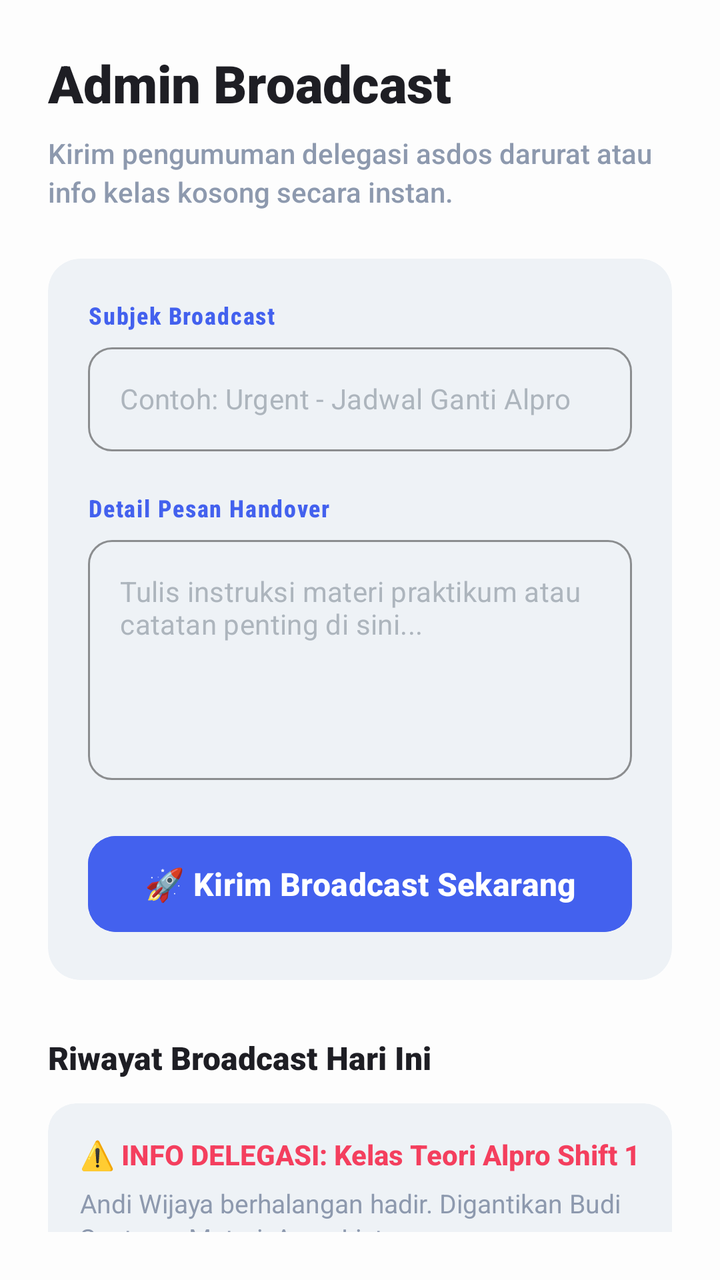
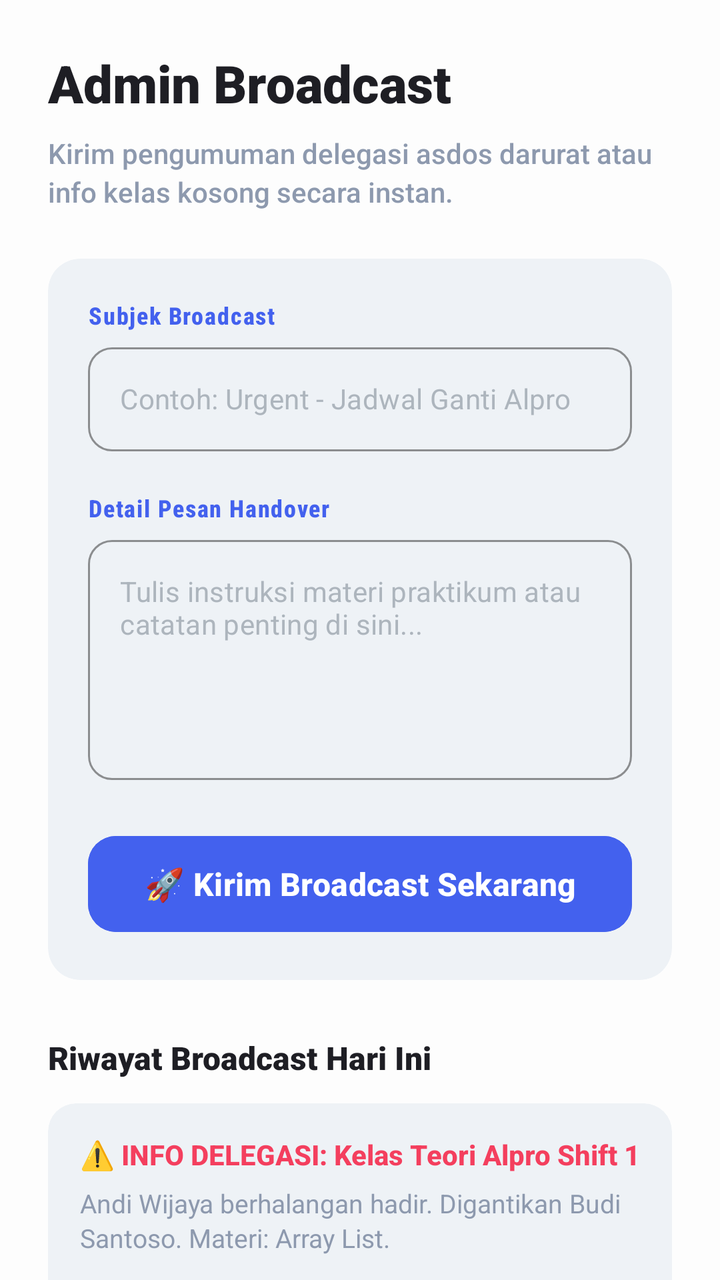

Two renders of the same Android screen: before a commit and after it. Below are the layout's source before the change and the commit's diff.
<!-- AndroidManifest.xml: application theme Theme.MyApplication -->
<!-- res/layout/fragment_admin_broadcast.xml -->
<?xml version="1.0" encoding="utf-8"?>
<androidx.constraintlayout.widget.ConstraintLayout
    xmlns:android="http://schemas.android.com/apk/res/android"
    xmlns:app="http://schemas.android.com/apk/res-auto"
    android:layout_width="match_parent"
    android:layout_height="match_parent"
    android:background="#FDFDFD"
    android:padding="24dp">

    <TextView
        android:id="@+id/tv_broadcast_title"
        android:layout_width="0dp"
        android:layout_height="wrap_content"
        android:text="Admin Broadcast"
        android:textColor="#1E1E24"
        android:textSize="26sp"
        android:fontFamily="sans-serif-black"
        android:textStyle="bold"
        app:layout_constraintTop_toTopOf="parent"
        app:layout_constraintStart_toStartOf="parent"
        app:layout_constraintEnd_toEndOf="parent" />

    <TextView
        android:id="@+id/tv_broadcast_subtitle"
        android:layout_width="0dp"
        android:layout_height="wrap_content"
        android:layout_marginTop="8dp"
        android:text="Kirim pengumuman delegasi asdos darurat atau info kelas kosong secara instan."
        android:textColor="#8D99AE"
        android:textSize="14sp"
        android:fontFamily="sans-serif-medium"
        android:lineSpacingExtra="3dp"
        app:layout_constraintTop_toBottomOf="@id/tv_broadcast_title"
        app:layout_constraintStart_toStartOf="parent"
        app:layout_constraintEnd_toEndOf="parent" />

    <androidx.cardview.widget.CardView
        android:id="@+id/card_form"
        android:layout_width="0dp"
        android:layout_height="wrap_content"
        android:layout_marginTop="24dp"
        app:cardCornerRadius="16dp"
        app:cardElevation="0dp"
        app:cardBackgroundColor="#EEF2F6"
        app:layout_constraintTop_toBottomOf="@id/tv_broadcast_subtitle"
        app:layout_constraintStart_toStartOf="parent"
        app:layout_constraintEnd_toEndOf="parent">

        <androidx.constraintlayout.widget.ConstraintLayout
            android:layout_width="match_parent"
            android:layout_height="wrap_content"
            android:padding="20dp">

            <TextView
                android:id="@+id/tv_subject_label"
                android:layout_width="wrap_content"
                android:layout_height="wrap_content"
                android:text="Subjek Broadcast"
                android:textColor="#4361EE"
                android:textSize="12sp"
                android:fontFamily="sans-serif-condensed-medium"
                android:textStyle="bold"
                android:letterSpacing="0.05"
                app:layout_constraintTop_toTopOf="parent"
                app:layout_constraintStart_toStartOf="parent" />

            <com.google.android.material.textfield.TextInputLayout
                android:id="@+id/til_subject_wrapper"
                style="@style/Widget.MaterialComponents.TextInputLayout.OutlinedBox"
                android:layout_width="0dp"
                android:layout_height="wrap_content"
                android:layout_marginTop="8dp"
                app:hintEnabled="false"
                app:boxStrokeColor="#4361EE"
                app:boxCornerRadiusTopStart="12dp"
                app:boxCornerRadiusTopEnd="12dp"
                app:boxCornerRadiusBottomStart="12dp"
                app:boxCornerRadiusBottomEnd="12dp"
                app:layout_constraintTop_toBottomOf="@id/tv_subject_label"
                app:layout_constraintStart_toStartOf="parent"
                app:layout_constraintEnd_toEndOf="parent">

                <EditText
                    android:id="@+id/et_subject"
                    android:layout_width="match_parent"
                    android:layout_height="52dp"
                    android:hint="Contoh: Urgent - Jadwal Ganti Alpro"
                    android:textColor="#1E1E24"
                    android:textColorHint="#ADB5BD"
                    android:paddingHorizontal="16dp"
                    android:textSize="14sp"
                    android:fontFamily="sans-serif"
                    android:inputType="text"
                    android:background="@null" />
            </com.google.android.material.textfield.TextInputLayout>

            <TextView
                android:id="@+id/tv_message_label"
                android:layout_width="wrap_content"
                android:layout_height="wrap_content"
                android:layout_marginTop="20dp"
                android:text="Detail Pesan Handover"
                android:textColor="#4361EE"
                android:textSize="12sp"
                android:fontFamily="sans-serif-condensed-medium"
                android:textStyle="bold"
                android:letterSpacing="0.05"
                app:layout_constraintTop_toBottomOf="@id/til_subject_wrapper"
                app:layout_constraintStart_toStartOf="parent" />

            <com.google.android.material.textfield.TextInputLayout
                android:id="@+id/til_message_wrapper"
                style="@style/Widget.MaterialComponents.TextInputLayout.OutlinedBox"
                android:layout_width="0dp"
                android:layout_height="wrap_content"
                android:layout_marginTop="8dp"
                app:hintEnabled="false"
                app:boxStrokeColor="#4361EE"
                app:boxCornerRadiusTopStart="12dp"
                app:boxCornerRadiusTopEnd="12dp"
                app:boxCornerRadiusBottomStart="12dp"
                app:boxCornerRadiusBottomEnd="12dp"
                app:layout_constraintTop_toBottomOf="@id/tv_message_label"
                app:layout_constraintStart_toStartOf="parent"
                app:layout_constraintEnd_toEndOf="parent">

                <EditText
                    android:id="@+id/et_message"
                    android:layout_width="match_parent"
                    android:layout_height="120dp"
                    android:hint="Tulis instruksi materi praktikum atau catatan penting di sini..."
                    android:textColor="#1E1E24"
                    android:textColorHint="#ADB5BD"
                    android:padding="16dp"
                    android:textSize="14sp"
                    android:fontFamily="sans-serif"
                    android:gravity="top|start"
                    android:inputType="textMultiLine"
                    android:background="@null" />
            </com.google.android.material.textfield.TextInputLayout>

            <Button
                android:id="@+id/btn_send_broadcast"
                android:layout_width="0dp"
                android:layout_height="56dp"
                android:layout_marginTop="24dp"
                android:text="🚀 Kirim Broadcast Sekarang"
                android:backgroundTint="#4361EE"
                android:textColor="@android:color/white"
                android:textSize="16sp"
                android:fontFamily="sans-serif-medium"
                android:textStyle="bold"
                android:stateListAnimator="@null"
                app:cornerRadius="14dp"
                app:layout_constraintTop_toBottomOf="@id/til_message_wrapper"
                app:layout_constraintStart_toStartOf="parent"
                app:layout_constraintEnd_toEndOf="parent" />

        </androidx.constraintlayout.widget.ConstraintLayout>
    </androidx.cardview.widget.CardView>

    <TextView
        android:id="@+id/tv_history_title"
        android:layout_width="0dp"
        android:layout_height="wrap_content"
        android:layout_marginTop="28dp"
        android:text="Riwayat Broadcast Hari Ini"
        android:textColor="#1E1E24"
        android:textSize="16sp"
        android:fontFamily="sans-serif-black"
        android:textStyle="bold"
        app:layout_constraintTop_toBottomOf="@id/card_form"
        app:layout_constraintStart_toStartOf="parent"
        app:layout_constraintEnd_toEndOf="parent" />

    <ScrollView
        android:layout_width="0dp"
        android:layout_height="0dp"
        android:layout_marginTop="12dp"
        android:scrollbars="none"
        app:layout_constraintTop_toBottomOf="@id/tv_history_title"
        app:layout_constraintBottom_toBottomOf="parent"
        app:layout_constraintStart_toStartOf="parent"
        app:layout_constraintEnd_toEndOf="parent">

        <androidx.constraintlayout.widget.ConstraintLayout
            android:layout_width="match_parent"
            android:layout_height="wrap_content">

            <LinearLayout
                android:id="@+id/ll_broadcast_history"
                android:layout_width="match_parent"
                android:layout_height="wrap_content"
                android:orientation="vertical"
                app:layout_constraintTop_toTopOf="parent"
                app:layout_constraintStart_toStartOf="parent"
                app:layout_constraintEnd_toEndOf="parent">

                <androidx.cardview.widget.CardView
                    android:layout_width="match_parent"
                    android:layout_height="wrap_content"
                    android:layout_marginBottom="12dp"
                    app:cardCornerRadius="14dp"
                    app:cardElevation="0dp"
                    app:cardBackgroundColor="#EEF2F6">

                    <androidx.constraintlayout.widget.ConstraintLayout
                        android:layout_width="match_parent"
                        android:layout_height="wrap_content"
                        android:padding="16dp">

                        <TextView
                            android:id="@+id/tv_item_title"
                            android:layout_width="0dp"
                            android:layout_height="wrap_content"
                            android:text="⚠️ INFO DELEGASI: Kelas Teori Alpro Shift 1"
                            android:textColor="#F43F5E"
                            android:fontFamily="sans-serif-medium"
                            android:textStyle="bold"
                            android:textSize="14sp"
                            app:layout_constraintTop_toTopOf="parent"
                            app:layout_constraintStart_toStartOf="parent"
                            app:layout_constraintEnd_toEndOf="parent" />

                        <TextView
                            android:id="@+id/tv_item_desc"
                            android:layout_width="0dp"
                            android:layout_height="wrap_content"
                            android:layout_marginTop="6dp"
                            android:text="Andi Wijaya berhalangan hadir. Digantikan Budi Santoso. Materi: Array List."
                            android:textColor="#8D99AE"
                            android:textSize="13sp"
                            android:fontFamily="sans-serif"
                            android:lineSpacingExtra="2dp"
                            app:layout_constraintTop_toBottomOf="@id/tv_item_title"
                            app:layout_constraintStart_toStartOf="parent"
                            app:layout_constraintEnd_toEndOf="parent" />

                        <TextView
                            android:id="@+id/tv_item_meta"
                            android:layout_width="0dp"
                            android:layout_height="wrap_content"
                            android:layout_marginTop="10dp"
                            android:text="Sistem Sinkron • Dikirim 15 menit lalu"
                            android:textColor="#ADB5BD"
                            android:textSize="11sp"
                            android:fontFamily="sans-serif-medium"
                            app:layout_constraintTop_toBottomOf="@id/tv_item_desc"
                            app:layout_constraintStart_toStartOf="parent"
                            app:layout_constraintEnd_toEndOf="parent" />

                    </androidx.constraintlayout.widget.ConstraintLayout>
                </androidx.cardview.widget.CardView>

            </LinearLayout>
        </androidx.constraintlayout.widget.ConstraintLayout>
    </ScrollView>
</androidx.constraintlayout.widget.ConstraintLayout>
<!-- resources referenced by this layout -->
<resources>
  <style name="Theme.MyApplication" parent="Base.Theme.MyApplication" />
  <style name="Base.Theme.MyApplication" parent="Theme.Material3.DayNight.NoActionBar">
          
          
      </style>
</resources>

<!-- the commit's change to res/layout/fragment_admin_broadcast.xml (unified diff, before → after) -->
@@ -1,11 +1,16 @@
 <?xml version="1.0" encoding="utf-8"?>
-<androidx.constraintlayout.widget.ConstraintLayout
+<androidx.core.widget.NestedScrollView
     xmlns:android="http://schemas.android.com/apk/res/android"
     xmlns:app="http://schemas.android.com/apk/res-auto"
     android:layout_width="match_parent"
     android:layout_height="match_parent"
-    android:background="#FDFDFD"
-    android:padding="24dp">
+    android:fillViewport="true"
+    android:background="#FDFDFD">
+
+    <androidx.constraintlayout.widget.ConstraintLayout
+        android:layout_width="match_parent"
+        android:layout_height="wrap_content"
+        android:padding="24dp">
 
     <TextView
         android:id="@+id/tv_broadcast_title"
@@ -173,86 +178,81 @@
         app:layout_constraintStart_toStartOf="parent"
         app:layout_constraintEnd_toEndOf="parent" />
 
-    <ScrollView
-        android:layout_width="0dp"
-        android:layout_height="0dp"
+    <androidx.core.widget.NestedScrollView
+        android:id="@+id/sv_broadcast_history_container"
+        android:layout_width="0dp"
+        android:layout_height="240dp"
         android:layout_marginTop="12dp"
-        android:scrollbars="none"
+        android:scrollbars="vertical"
         app:layout_constraintTop_toBottomOf="@id/tv_history_title"
         app:layout_constraintBottom_toBottomOf="parent"
         app:layout_constraintStart_toStartOf="parent"
         app:layout_constraintEnd_toEndOf="parent">
 
-        <androidx.constraintlayout.widget.ConstraintLayout
+        <LinearLayout
+            android:id="@+id/ll_broadcast_history"
             android:layout_width="match_parent"
-            android:layout_height="wrap_content">
-
-            <LinearLayout
-                android:id="@+id/ll_broadcast_history"
+            android:layout_height="wrap_content"
+            android:orientation="vertical">
+
+            <androidx.cardview.widget.CardView
                 android:layout_width="match_parent"
                 android:layout_height="wrap_content"
-                android:orientation="vertical"
-                app:layout_constraintTop_toTopOf="parent"
-                app:layout_constraintStart_toStartOf="parent"
-                app:layout_constraintEnd_toEndOf="parent">
-
-                <androidx.cardview.widget.CardView
+                android:layout_marginBottom="12dp"
+                app:cardCornerRadius="14dp"
+                app:cardElevation="0dp"
+                app:cardBackgroundColor="#EEF2F6">
+
+                <androidx.constraintlayout.widget.ConstraintLayout
                     android:layout_width="match_parent"
                     android:layout_height="wrap_content"
-                    android:layout_marginBottom="12dp"
-                    app:cardCornerRadius="14dp"
-                    app:cardElevation="0dp"
-                    app:cardBackgroundColor="#EEF2F6">
-
-                    <androidx.constraintlayout.widget.ConstraintLayout
-                        android:layout_width="match_parent"
+                    android:padding="16dp">
+
+                    <TextView
+                        android:id="@+id/tv_item_title"
+                        android:layout_width="0dp"
                         android:layout_height="wrap_content"
-                        android:padding="16dp">
-
-                        <TextView
-                            android:id="@+id/tv_item_title"
-                            android:layout_width="0dp"
-                            android:layout_height="wrap_content"
-                            android:text="⚠️ INFO DELEGASI: Kelas Teori Alpro Shift 1"
-                            android:textColor="#F43F5E"
-                            android:fontFamily="sans-serif-medium"
-                            android:textStyle="bold"
-                            android:textSize="14sp"
-                            app:layout_constraintTop_toTopOf="parent"
-                            app:layout_constraintStart_toStartOf="parent"
-                            app:layout_constraintEnd_toEndOf="parent" />
-
-                        <TextView
-                            android:id="@+id/tv_item_desc"
-                            android:layout_width="0dp"
-                            android:layout_height="wrap_content"
-                            android:layout_marginTop="6dp"
-                            android:text="Andi Wijaya berhalangan hadir. Digantikan Budi Santoso. Materi: Array List."
-                            android:textColor="#8D99AE"
-                            android:textSize="13sp"
-                            android:fontFamily="sans-serif"
-                            android:lineSpacingExtra="2dp"
-                            app:layout_constraintTop_toBottomOf="@id/tv_item_title"
-                            app:layout_constraintStart_toStartOf="parent"
-                            app:layout_constraintEnd_toEndOf="parent" />
-
-                        <TextView
-                            android:id="@+id/tv_item_meta"
-                            android:layout_width="0dp"
-                            android:layout_height="wrap_content"
-                            android:layout_marginTop="10dp"
-                            android:text="Sistem Sinkron • Dikirim 15 menit lalu"
-                            android:textColor="#ADB5BD"
-                            android:textSize="11sp"
-                            android:fontFamily="sans-serif-medium"
-                            app:layout_constraintTop_toBottomOf="@id/tv_item_desc"
-                            app:layout_constraintStart_toStartOf="parent"
-                            app:layout_constraintEnd_toEndOf="parent" />
-
-                    </androidx.constraintlayout.widget.ConstraintLayout>
-                </androidx.cardview.widget.CardView>
-
-            </LinearLayout>
-        </androidx.constraintlayout.widget.ConstraintLayout>
-    </ScrollView>
-</androidx.constraintlayout.widget.ConstraintLayout>
+                        android:text="⚠️ INFO DELEGASI: Kelas Teori Alpro Shift 1"
+                        android:textColor="#F43F5E"
+                        android:fontFamily="sans-serif-medium"
+                        android:textStyle="bold"
+                        android:textSize="14sp"
+                        app:layout_constraintTop_toTopOf="parent"
+                        app:layout_constraintStart_toStartOf="parent"
+                        app:layout_constraintEnd_toEndOf="parent" />
+
+                    <TextView
+                        android:id="@+id/tv_item_desc"
+                        android:layout_width="0dp"
+                        android:layout_height="wrap_content"
+                        android:layout_marginTop="6dp"
+                        android:text="Andi Wijaya berhalangan hadir. Digantikan Budi Santoso. Materi: Array List."
+                        android:textColor="#8D99AE"
+                        android:textSize="13sp"
+                        android:fontFamily="sans-serif"
+                        android:lineSpacingExtra="2dp"
+                        app:layout_constraintTop_toBottomOf="@id/tv_item_title"
+                        app:layout_constraintStart_toStartOf="parent"
+                        app:layout_constraintEnd_toEndOf="parent" />
+
+                    <TextView
+                        android:id="@+id/tv_item_meta"
+                        android:layout_width="0dp"
+                        android:layout_height="wrap_content"
+                        android:layout_marginTop="10dp"
+                        android:text="Sistem Sinkron • Dikirim 15 menit lalu"
+                        android:textColor="#ADB5BD"
+                        android:textSize="11sp"
+                        android:fontFamily="sans-serif-medium"
+                        app:layout_constraintTop_toBottomOf="@id/tv_item_desc"
+                        app:layout_constraintStart_toStartOf="parent"
+                        app:layout_constraintEnd_toEndOf="parent" />
+
+                </androidx.constraintlayout.widget.ConstraintLayout>
+            </androidx.cardview.widget.CardView>
+
+        </LinearLayout>
+    </androidx.core.widget.NestedScrollView>
+
+    </androidx.constraintlayout.widget.ConstraintLayout>
+</androidx.core.widget.NestedScrollView>
